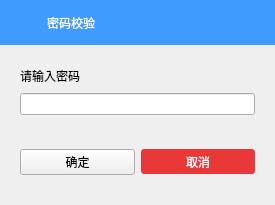
First picture: the form in KeyRecorder/FormPassword.ui, repository RYAN--LEE/key-recorder, before the edit.
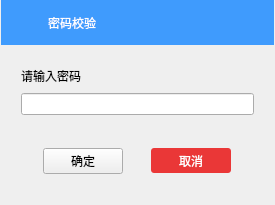
Second picture: the form after the edit. Icons and pictures are not drawn.

Diff of the .ui file:
```diff
--- a/KeyRecorder/FormPassword.ui
+++ b/KeyRecorder/FormPassword.ui
@@ -33,16 +33,16 @@
     <number>0</number>
    </property>
    <property name="leftMargin">
-    <number>0</number>
+    <number>1</number>
    </property>
    <property name="topMargin">
     <number>0</number>
    </property>
    <property name="rightMargin">
-    <number>0</number>
+    <number>1</number>
    </property>
    <property name="bottomMargin">
-    <number>0</number>
+    <number>1</number>
    </property>
    <item>
     <widget class="QWidget" name="widgetTitle" native="true">
@@ -169,6 +169,12 @@
          <layout class="QHBoxLayout" name="horizontalLayout">
           <item>
            <widget class="QPushButton" name="pushButtonOK">
+            <property name="maximumSize">
+             <size>
+              <width>80</width>
+              <height>16777215</height>
+             </size>
+            </property>
             <property name="styleSheet">
              <string notr="true">QPushButton {
       border-radius: 3px;
@@ -185,6 +191,12 @@
           </item>
           <item>
            <widget class="QPushButton" name="pushButtoncancel">
+            <property name="maximumSize">
+             <size>
+              <width>80</width>
+              <height>16777215</height>
+             </size>
+            </property>
             <property name="styleSheet">
              <string notr="true">QPushButton {
       border-radius: 3px;
```
Left out of the diff: 12 changed lines with no effect on the pictures.
